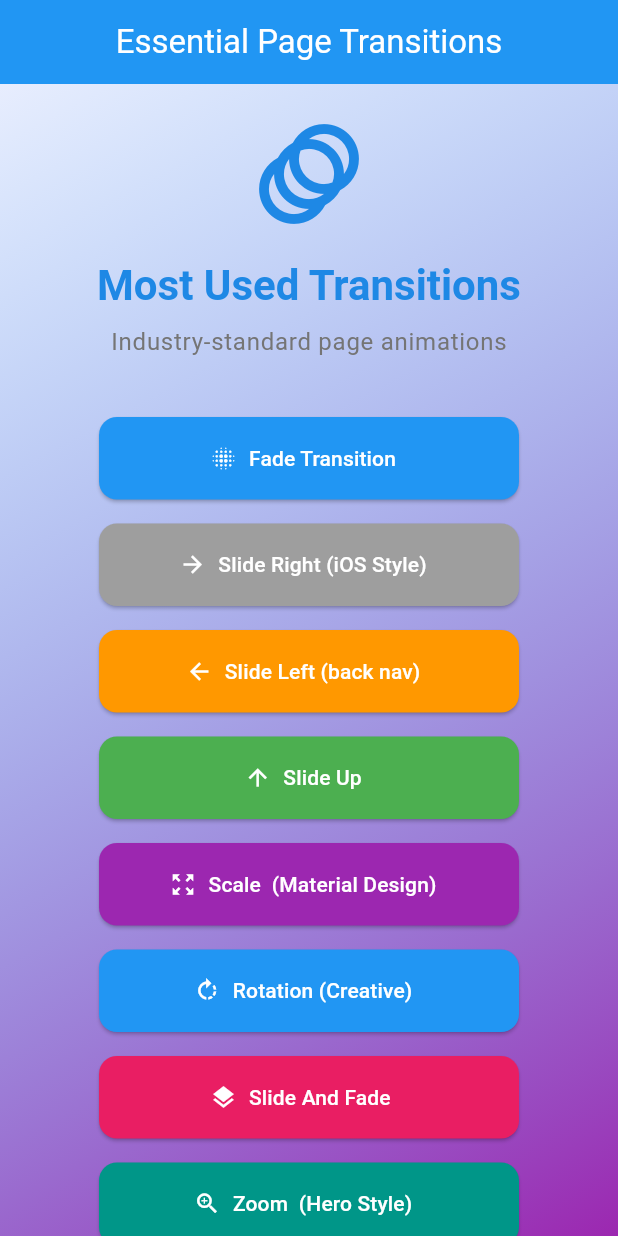
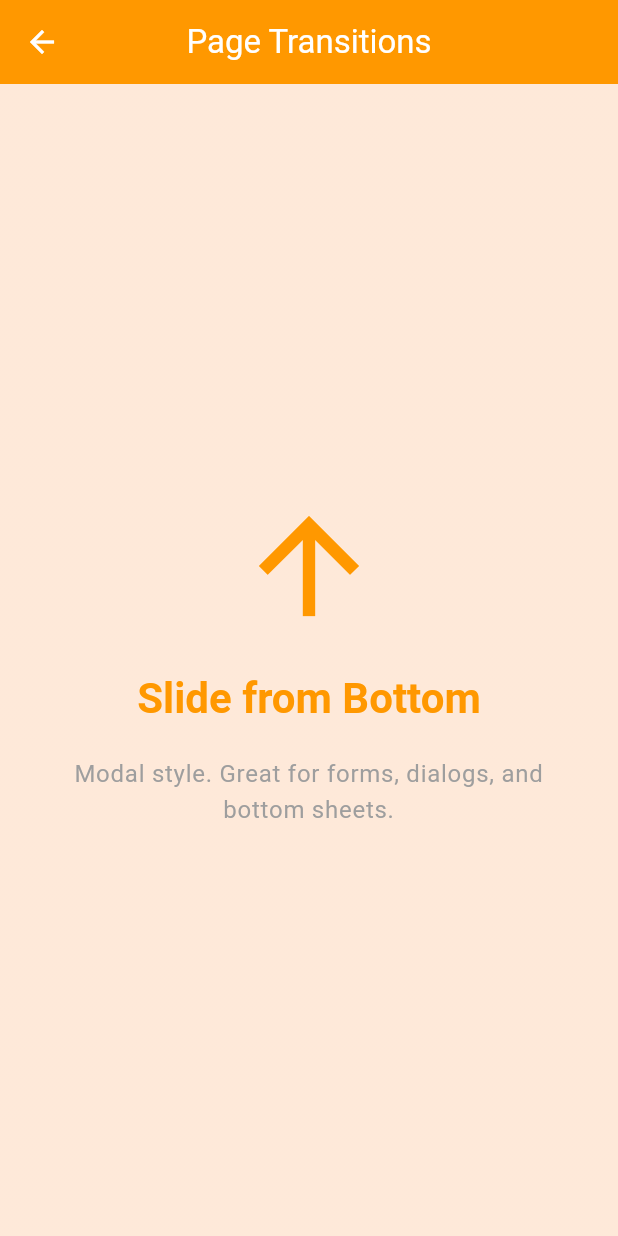
Before and after one commit to maramrmilad7/Foo_Transitions_Widgets, a Flutter app: the screen it shows after launch, after a tap on "Slide Up", on a phone screen of 412 x 824 dp. Run offline on Flutter 3.47's test engine with Material 3 defaults, Android fonts, the phone set to English and light mode, and no system bars; our stand-ins replace go_router.

Commit message:
display transitions

```diff
--- a/lib/main.dart
+++ b/lib/main.dart
@@ -1,5 +1,5 @@
 import 'package:flutter/material.dart';
-import 'package:footransitionswidgetsapp/views/home_page.dart';
+import 'package:footransitionswidgetsapp/utils/go_router.dart';
 
 void main() {
   runApp(PageTransitionsApp());
@@ -10,14 +10,12 @@ class PageTransitionsApp extends StatelessWidget {
 
   @override
   Widget build(BuildContext context) {
-    return MaterialApp(
+    return MaterialApp.router(
       debugShowCheckedModeBanner: false,
       theme: ThemeData(
         primarySwatch: Colors.blue,useMaterial3: true,
       ),
-      home: HomePage(
-
-      ),
+      routerConfig: AppRouter.router,
     );
   }
 }
--- /dev/null
+++ b/lib/utils/go_router.dart
@@ -0,0 +1,126 @@
+import 'package:footransitionswidgetsapp/utils/page_%20transitins.dart';
+import 'package:footransitionswidgetsapp/views/fade_screen.dart';
+import 'package:footransitionswidgetsapp/views/home_page.dart';
+import 'package:footransitionswidgetsapp/views/no_transition.dart';
+import 'package:footransitionswidgetsapp/views/rotation.dart';
+import 'package:footransitionswidgetsapp/views/scale.dart';
+import 'package:footransitionswidgetsapp/views/side_and_fade.dart';
+import 'package:footransitionswidgetsapp/views/slide_left.dart';
+import 'package:footransitionswidgetsapp/views/slide_right.dart';
+import 'package:footransitionswidgetsapp/views/slide_up.dart';
+import 'package:footransitionswidgetsapp/views/zoom.dart';
+import 'package:go_router/go_router.dart';
+
+class AppRouter {
+  static final GoRouter router = GoRouter(
+    routes: [
+      GoRoute(
+        path: '/',
+        name: 'home',
+        pageBuilder: (context, state) {
+          return CustomTransitionPage(
+            key: state.pageKey,
+            child: const HomePage(),
+            transitionsBuilder: PageTransitions.fadeTransition,
+          );
+        },
+      ),
+       GoRoute(
+        path: '/fade',
+        name: 'fade',
+        pageBuilder: (context, state) {
+          return CustomTransitionPage(
+            key: state.pageKey,
+            child: const FadeScreen(),
+            transitionsBuilder: PageTransitions.fadeTransition,
+          );
+        },
+      ),
+       GoRoute(
+        path: '/notran',
+        name: 'notransition',
+        pageBuilder: (context, state) {
+          return CustomTransitionPage(
+            key: state.pageKey,
+            child: const NoTransition(),
+            transitionsBuilder: PageTransitions.noTransition
+          );
+        },
+      ),
+       GoRoute(
+        path: '/rotation',
+        name: 'rotationpage',
+        pageBuilder: (context, state) {
+          return CustomTransitionPage(
+            key: state.pageKey,
+            child: const RotationScreen(),
+            transitionsBuilder: PageTransitions.rotation
+          );
+        },
+      ),
+             GoRoute(
+        path: '/scale',
+        name: 'scalepage',
+        pageBuilder: (context, state) {
+          return CustomTransitionPage(
+            key: state.pageKey,
+            child: const ScalePage(),
+            transitionsBuilder: PageTransitions.scale
+          );
+        },
+      ),
+        GoRoute(
+        path: '/zoom',
+        name: 'zoompage',
+        pageBuilder: (context, state) {
+          return CustomTransitionPage(
+            key: state.pageKey,
+            child: const ZoomPage(),
+            transitionsBuilder: PageTransitions.zoom
+          );
+        },
+      ),  GoRoute(
+        path: '/slideandfade',
+        name: 'slideandfadepage',
+        pageBuilder: (context, state) {
+          return CustomTransitionPage(
+            key: state.pageKey,
+            child: const SlideAndFade(),
+            transitionsBuilder: PageTransitions.slideAndFade
+          );
+        },
+      ),
+        GoRoute(
+        path: '/slideFromRight',
+        name: 'slideFromRight',
+        pageBuilder: (context, state) {
+          return CustomTransitionPage(
+            key: state.pageKey,
+            child: const SlideRightScreen(),
+            transitionsBuilder: PageTransitions.slideFromRight
+          );
+        },
+      ),  GoRoute(
+        path: '/slideFromLeft',
+        name: 'slideFromLeft',
+        pageBuilder: (context, state) {
+          return CustomTransitionPage(
+            key: state.pageKey,
+            child: const SlideLeftScreen(),
+            transitionsBuilder: PageTransitions.slideFromLeft
+          );
+        },
+      ),  GoRoute(
+        path: '/slideFromBottom',
+        name: 'slideFromBottom',
+        pageBuilder: (context, state) {
+          return CustomTransitionPage(
+            key: state.pageKey,
+            child: const SlideUpScreen(),
+            transitionsBuilder: PageTransitions.slideFromBottom
+          );
+        },
+      ),
+    ],
+  );
+}
--- /dev/null
+++ b/lib/views/base_page.dart
@@ -0,0 +1,69 @@
+import 'package:flutter/material.dart';
+
+abstract class BasePage extends StatelessWidget {
+  const BasePage({
+    super.key,
+    required this.title,
+    required this.description,
+    required this.backgroundColor,
+    required this.icon,
+  });
+  final String title, description;
+  final Color backgroundColor;
+  final IconData icon;
+
+  @override
+  Widget build(BuildContext context) {
+    return Scaffold(
+      appBar: AppBar(
+        centerTitle: true,
+        title: Text('Page Transitions'),
+        foregroundColor: Colors.white,
+        backgroundColor: backgroundColor,
+        leading: IconButton(
+          onPressed: () => Navigator.of(context).pop(),
+          icon: const Icon(Icons.arrow_back),
+        ),
+      ),
+      body: Container(
+        width: double.infinity,
+        decoration: BoxDecoration(
+          gradient: LinearGradient(
+            begin: Alignment.topCenter,
+            end: Alignment.bottomCenter,
+            colors: [
+              backgroundColor.withValues(alpha: 0.15),
+              backgroundColor.withValues(alpha: 0.15),
+            ],
+          ),
+        ),
+        child: Column(
+          mainAxisAlignment: MainAxisAlignment.center,
+          children: [
+            Icon(icon, size: 100, color: backgroundColor),
+            SizedBox(height: 20),
+            Text(
+              title,
+              style: Theme.of(context).textTheme.headlineMedium?.copyWith(
+                color: backgroundColor,
+
+                fontWeight: FontWeight.bold,
+              ),
+            ),
+            SizedBox(height: 21),
+            Padding(
+              padding: const EdgeInsets.symmetric(horizontal: 40.0),
+              child: Text(
+                description,
+                textAlign: TextAlign.center,
+                style: Theme.of(
+                  context,
+                ).textTheme.bodyLarge?.copyWith(color: Colors.grey),
+              ),
+            ),
+          ],
+        ),
+      ),
+    );
+  }
+}
--- /dev/null
+++ b/lib/views/fade_screen.dart
@@ -0,0 +1,13 @@
+import 'package:flutter/material.dart';
+import 'package:footransitionswidgetsapp/views/base_page.dart';
+
+class FadeScreen extends BasePage{
+  const FadeScreen({super.key})
+      : super(
+          title: 'Fade Transition',
+          description:             'The most common transition. Smooth, professional, and works everywhere.',
+
+          backgroundColor: Colors.blue,
+          icon: Icons.blur_on,
+        );
+}
--- a/lib/views/home_page.dart
+++ b/lib/views/home_page.dart
@@ -50,46 +50,55 @@ class HomePage extends StatelessWidget {
                 ),
                 SizedBox(height: 30),
                 NavButton(
+                  routeName: 'fade',
                   label: 'Fade Transition',
                   icon: Icons.blur_on,
                   color: Colors.blue,
                 ),
                 NavButton(
+                  routeName: 'slideFromRight',
                   label: 'Slide Right (iOS Style)',
                   icon: Icons.arrow_forward,
                   color: Colors.grey,
                 ),
                 NavButton(
+                  routeName: 'slideFromLeft',
                   label: 'Slide Left (back nav)',
                   icon: Icons.arrow_back,
                   color: Colors.orange,
                 ),
                 NavButton(
+                  routeName: 'slideFromBottom',
                   label: 'Slide Up',
                   icon: Icons.arrow_upward,
                   color: Colors.green,
                 ),
                 NavButton(
+                  routeName: 'scalepage',
                   label: 'Scale  (Material Design)',
                   icon: Icons.zoom_out_map,
                   color: Colors.purple,
                 ),
                  NavButton(
+                  routeName: 'rotationpage',
                 label: 'Rotation (Creative)',
                   icon: Icons.rotate_right,
                   color: Colors.blue,
                 ),
                  NavButton(
+                  routeName: 'slideandfadepage',
                 label: 'Slide And Fade ',
                   icon: Icons.layers,
                   color: Colors.pink,
                 ),
                  NavButton(
+                  routeName: 'zoompage',
                 label: 'Zoom  (Hero Style)',
                   icon: Icons.zoom_in,
                   color: Colors.teal,
                 ),
                  NavButton(
+                  routeName: 'notransition',
                 label: 'No Transition',
                   icon: Icons.flash_on,
                   color: Colors.blue,
--- /dev/null
+++ b/lib/views/no_transition.dart
@@ -0,0 +1,12 @@
+import 'package:flutter/material.dart';
+import 'package:footransitionswidgetsapp/views/base_page.dart';
+
+class NoTransition extends BasePage {
+  const NoTransition({super.key}) : super(
+    title: 'No Transition',
+    backgroundColor: Colors.grey,
+    icon: Icons.flash_on,
+            description: 'Instant navigation. Best for tabs and quick switches.',
+
+  );
+}
--- /dev/null
+++ b/lib/views/rotation.dart
@@ -0,0 +1,12 @@
+import 'package:flutter/material.dart';
+import 'package:footransitionswidgetsapp/views/base_page.dart';
+
+class RotationScreen extends BasePage {
+  const RotationScreen({super.key})
+    : super(
+        title: 'Rotation Transition',
+        backgroundColor: Colors.red,
+        icon: Icons.rotate_right,
+        description: 'Creative but professional. Adds personality to your app.',
+      );
+}
--- /dev/null
+++ b/lib/views/scale.dart
@@ -0,0 +1,13 @@
+import 'package:flutter/material.dart';
+import 'package:footransitionswidgetsapp/views/base_page.dart';
+
+class ScalePage extends BasePage{
+  const ScalePage({super.key})
+    : super(
+        title: 'Scale Transition',
+        backgroundColor: Colors.purple,
+        icon: Icons.zoom_out_map,
+        description:
+            'Material Design standard. Clean and modern scaling effect.',
+      );
+}
--- /dev/null
+++ b/lib/views/side_and_fade.dart
@@ -0,0 +1,12 @@
+import 'package:flutter/material.dart';
+import 'package:footransitionswidgetsapp/views/base_page.dart';
+
+class SlideAndFade extends BasePage {
+  const SlideAndFade({super.key})
+      : super(
+         title: 'Slide + Fade',
+        backgroundColor: Colors.indigo,
+        icon: Icons.layers,
+        description: 'Very popular combination. Used by many top apps.',
+        );
+}
--- /dev/null
+++ b/lib/views/slide_left.dart
@@ -0,0 +1,13 @@
+
+import 'package:flutter/material.dart';
+import 'package:footransitionswidgetsapp/views/base_page.dart';
+
+class SlideLeftScreen extends BasePage {
+  const SlideLeftScreen({super.key})
+    : super(
+        title: 'Slide from Left',
+        backgroundColor: Colors.teal,
+        icon: Icons.arrow_back,
+        description: 'Used for back navigation or drawer-style menus.',
+      );
+}
--- /dev/null
+++ b/lib/views/slide_right.dart
@@ -0,0 +1,13 @@
+import 'package:flutter/material.dart';
+import 'package:footransitionswidgetsapp/views/base_page.dart';
+
+class SlideRightScreen extends BasePage {
+  const SlideRightScreen({super.key})
+    : super(
+        title: 'Slide from Right',
+        backgroundColor: Colors.green,
+        icon: Icons.arrow_forward,
+        description:
+            'iOS standard navigation. Perfect for forward navigation flow.',
+      );
+}
--- /dev/null
+++ b/lib/views/slide_up.dart
@@ -0,0 +1,13 @@
+import 'package:flutter/material.dart';
+import 'package:footransitionswidgetsapp/views/base_page.dart';
+
+class SlideUpScreen extends BasePage {
+  const SlideUpScreen({super.key})
+    : super(
+        title: 'Slide from Bottom',
+        backgroundColor: Colors.orange,
+        icon: Icons.arrow_upward,
+        description:
+            'Modal style. Great for forms, dialogs, and bottom sheets.',
+      );
+}
--- /dev/null
+++ b/lib/views/zoom.dart
@@ -0,0 +1,13 @@
+import 'package:flutter/material.dart';
+import 'package:footransitionswidgetsapp/views/base_page.dart';
+
+class ZoomPage extends BasePage{
+  const ZoomPage({super.key}):super(
+            title: 'Zoom Transition',
+        backgroundColor: Colors.pink,
+        icon: Icons.zoom_in,
+        description:
+            'Hero-style effect. Great for image galleries and details.',
+
+  );
+}
--- a/lib/widgets/navbutton.dart
+++ b/lib/widgets/navbutton.dart
@@ -1,14 +1,15 @@
-
 import 'package:flutter/material.dart';
+import 'package:go_router/go_router.dart';
 
 class NavButton extends StatelessWidget {
   const NavButton({
     super.key,
     required this.label,
     required this.icon,
-    this.color,
+    this.color,  this.routeName,
   });
   final String label;
+  final String? routeName;
   final IconData icon;
   final Color? color;
 
@@ -17,7 +18,7 @@ class NavButton extends StatelessWidget {
     return Padding(
       padding: const EdgeInsets.symmetric(vertical: 8.0),
       child: ElevatedButton.icon(
-        onPressed: () {},
+        onPressed: () => context.pushNamed(routeName!),
         label: Text(label),
         icon: Icon(icon),
 
```
